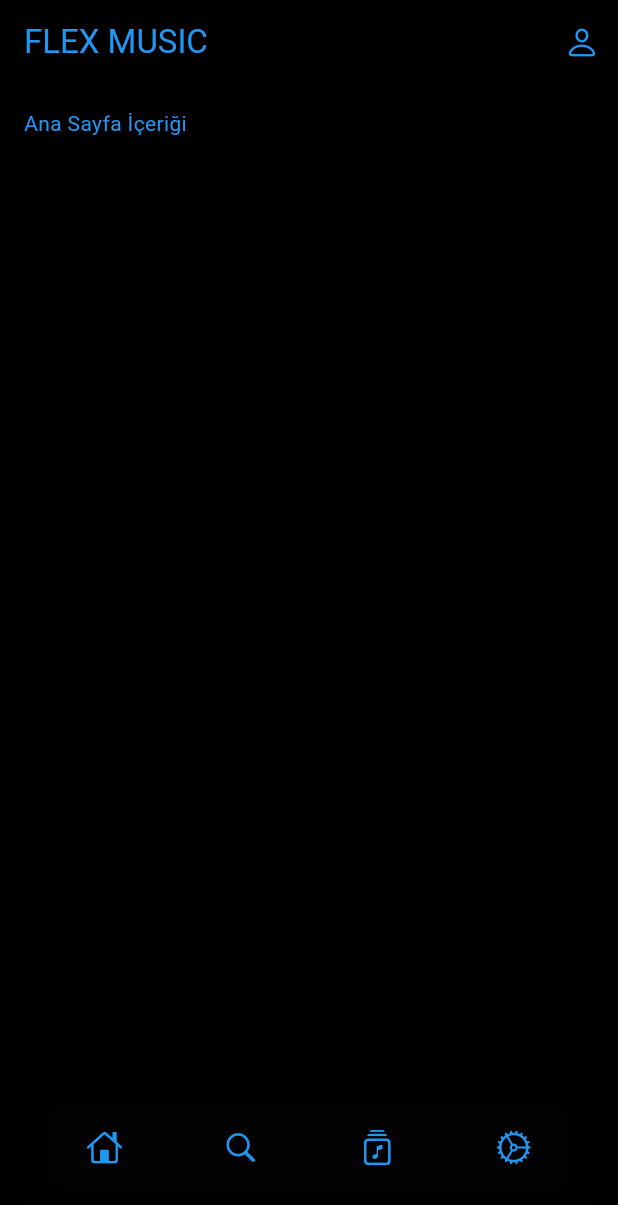
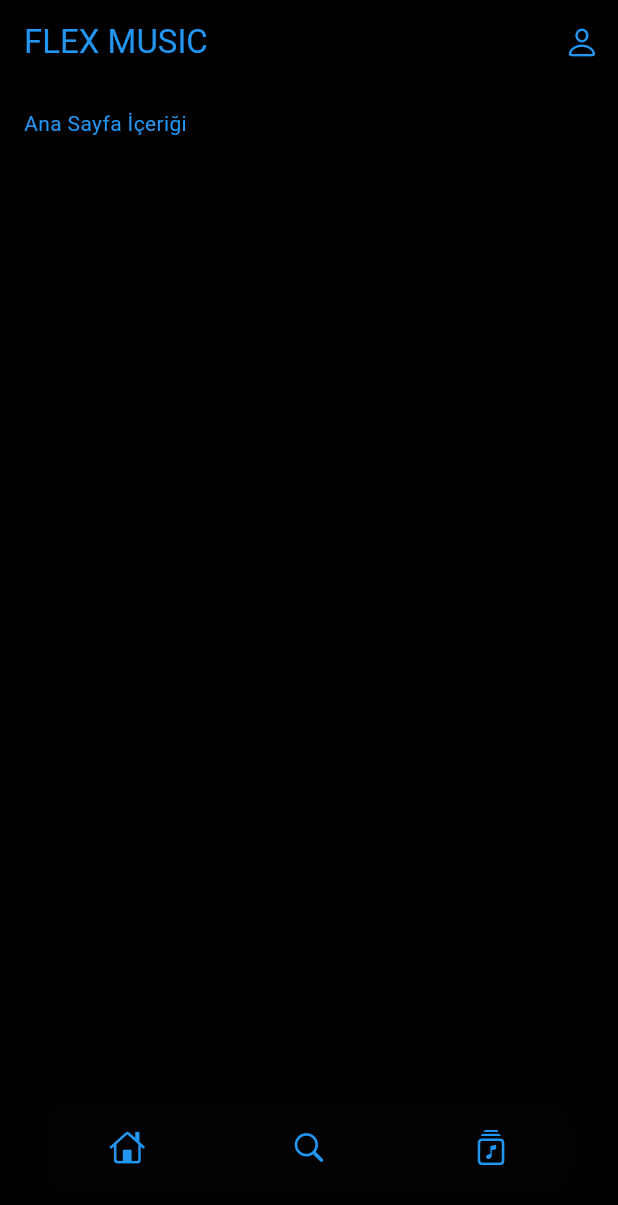
Before and after one commit to Emirhanbaser/flex_music_flutter, a Flutter app: the HomeScreen screen opened by its route, on a phone screen of 412 x 824 dp. Shown: the top 1205 px of the screen. Run offline on Flutter 3.47's test engine with Material 3 defaults, Android fonts, the phone set to English and light mode, and no system bars; our stand-ins replace go_router, lottie; missing offline and left inert: dotlottie_loader.

Commit message:
bottom bardaki ayarları profil sayfasına taşıdım ve bu sayfalarda değişiklik yaptım.

```diff
--- a/lib/screens/albums_screen.dart
+++ b/lib/screens/albums_screen.dart
@@ -10,6 +10,7 @@ class AlbumsScreen extends StatelessWidget {
   Widget build(BuildContext context) {
     return Scaffold(
       backgroundColor: arkaplanRengim,
+      //sayfa içeriği
       body: Center(
         child: Text(
           "album ekranim",
--- a/lib/screens/home_screen.dart
+++ b/lib/screens/home_screen.dart
@@ -13,6 +13,7 @@ class HomeScreen extends StatelessWidget {
     return Scaffold(
       backgroundColor: arkaplanRengim,
       // AppBar
+
       appBar: AppBar(
         backgroundColor: arkaplanRengim,
         title: const Text(
@@ -28,8 +29,6 @@ class HomeScreen extends StatelessWidget {
           ),
         ],
       ),
-
-      // Drawer (Yan Menü)
 
       // Ana içerik
       body: Column(
--- a/lib/screens/loading_screen.dart
+++ b/lib/screens/loading_screen.dart
@@ -14,7 +14,6 @@ class LoadingScreen extends StatelessWidget {
     return Scaffold(
       backgroundColor: arkaplanRengim,
       body: SizedBox.expand(
-        //width: double.infinity,
         child: Column(
           children: [
             // Logo bölümü
--- a/lib/screens/search_screen.dart
+++ b/lib/screens/search_screen.dart
@@ -10,6 +10,7 @@ class SearchScreen extends StatelessWidget {
   Widget build(BuildContext context) {
     return Scaffold(
       backgroundColor: arkaplanRengim,
+      //sayfa içeriği
       body: Center(
         child: Text(
           "arama ekranim",
--- a/lib/widgets/bottom_menu.dart
+++ b/lib/widgets/bottom_menu.dart
@@ -56,15 +56,6 @@ class BottomMenu extends StatelessWidget {
               CupertinoIcons.music_albums,
             ),
           ),
-          IconButton(
-            onPressed: () {
-              context.go('/settings');
-            },
-            icon: Icon(
-              color: Colors.blue,
-              CupertinoIcons.settings,
-            ),
-          ),
         ],
       ),
     );
```
Also changed, not shown: lib/screens/profile_screen.dart (+23 -2 lines), lib/screens/settings_screen.dart (+14 -2 lines).
